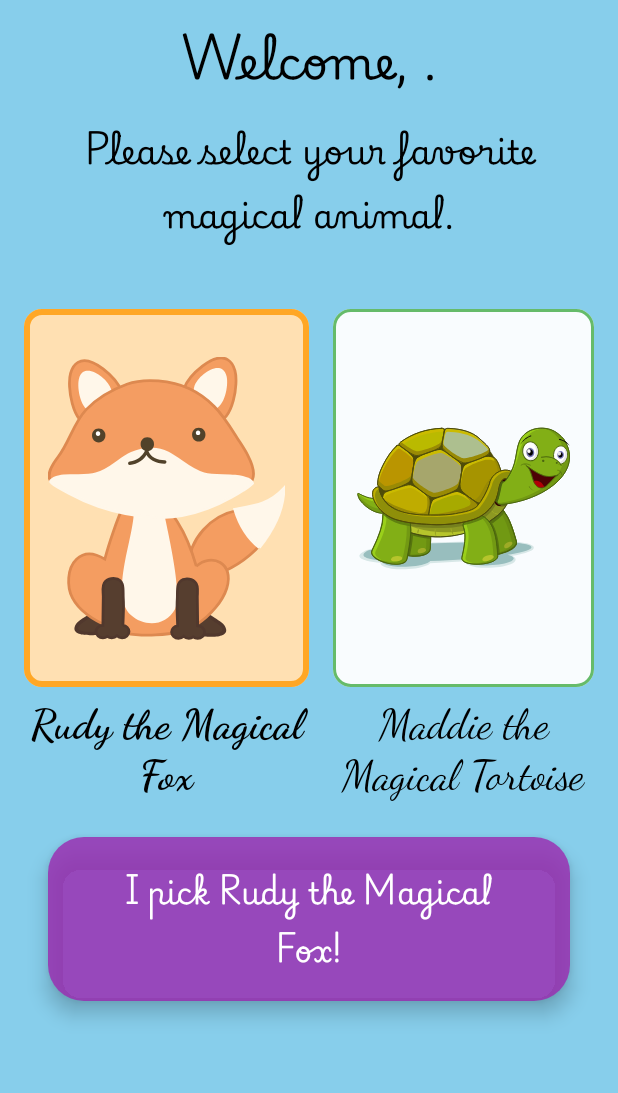
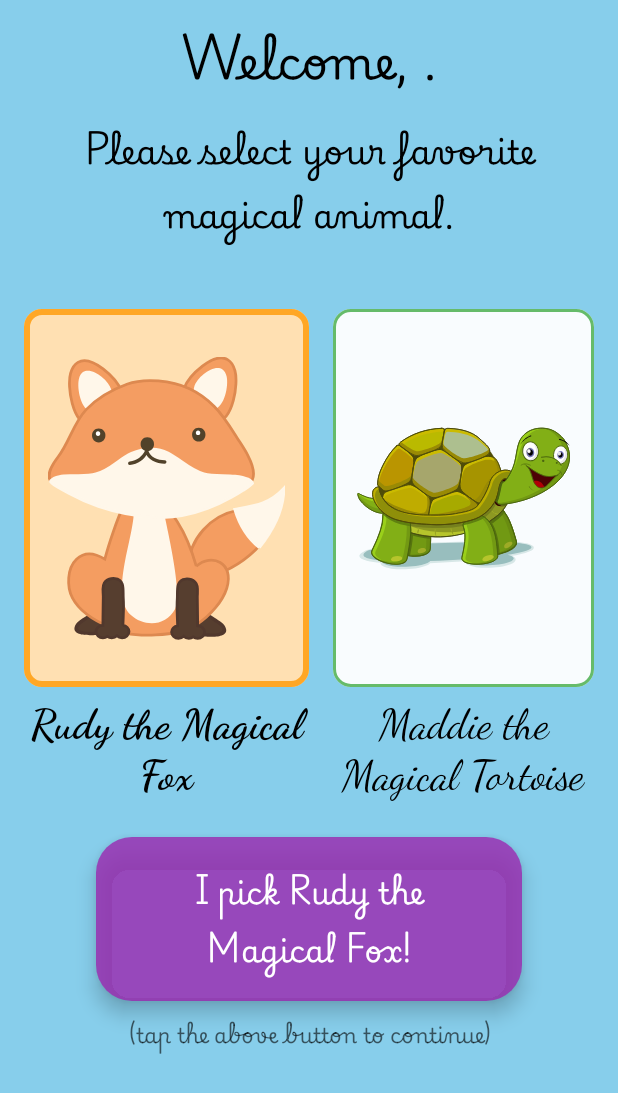
Before and after one commit to CesarValiente/MagicalZooAI, an Android app built with Jetpack Compose: the PetSelectionActivity screen opened directly, with no data from a screen before it, after a tap on "Fox", on a phone screen of 412 x 824 dp. Shown: the top 1093 px of the screen. Run offline under Robolectric (Android 15) with nearby library versions, the phone set to English and light mode, and no system bars.

Commit message:
Added hint texts to accept buttons

```diff
--- a/app/src/main/java/com/cesarvaliente/magicalzooai/MagicalAnimalsActivity.kt
+++ b/app/src/main/java/com/cesarvaliente/magicalzooai/MagicalAnimalsActivity.kt
@@ -230,6 +230,10 @@ fun MagicalConfirmationButton(
     val context = LocalContext.current
     val animalType = if (animalName.contains("fox", ignoreCase = true)) "FOX" else "TORTOISE"
 
+    Column(
+        horizontalAlignment = Alignment.CenterHorizontally,
+        modifier = modifier
+    ) {
         Surface(
             shape = RoundedCornerShape(24.dp),
             color = Color(0xFF9C27B0).copy(alpha = 0.8f),
@@ -272,6 +276,16 @@ fun MagicalConfirmationButton(
                 }
             }
         }
+        // Hint text below the button
+        Text(
+            text = "(tap the above button to continue)",
+            fontSize = 14.sp,
+            color = Color.Black.copy(alpha = 0.6f),
+            fontFamily = Utils.myFontFamily,
+            textAlign = TextAlign.Center,
+            modifier = Modifier.padding(top = 8.dp)
+        )
+    }
 }
 
 
```
Also changed, not shown: app/src/main/java/com/cesarvaliente/magicalzooai/TopicActivity.kt (+40 -16 lines). Lines whose indentation alone changed are shown as unchanged.
